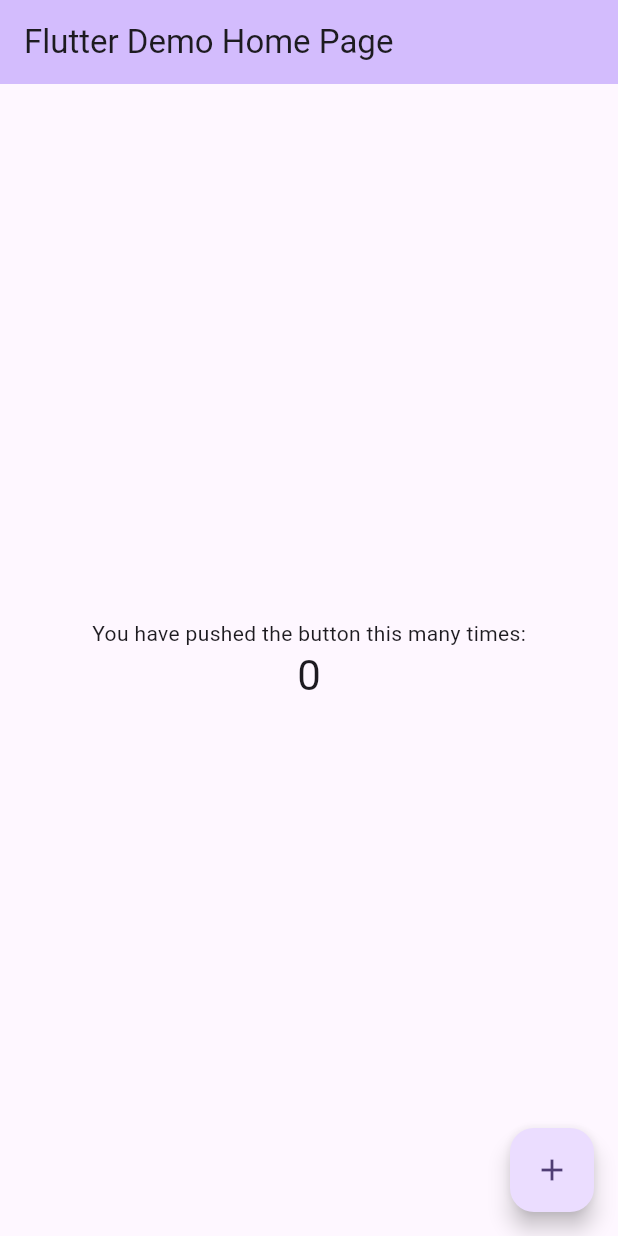
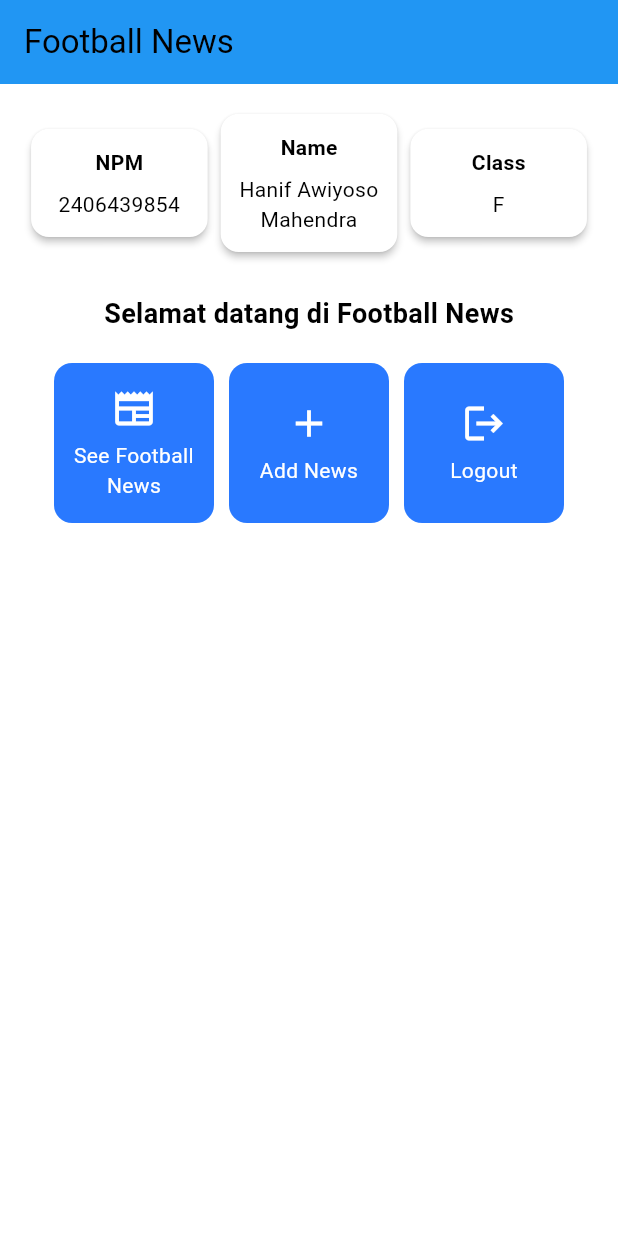
Before and after one commit to HanifMahendra/football-news-mobile, a Flutter app: the screen it shows after launch, on a phone screen of 412 x 824 dp. Run offline on Flutter 3.47's test engine with Material 3 defaults, Android fonts, the phone set to English and light mode, and no system bars.

Commit message:
Tutorial 6 selesai

```diff
--- a/lib/main.dart
+++ b/lib/main.dart
@@ -1,4 +1,5 @@
 import 'package:flutter/material.dart';
+import 'package:football_news/menu.dart';
 
 void main() {
   runApp(const MyApp());
@@ -13,110 +14,10 @@ class MyApp extends StatelessWidget {
     return MaterialApp(
       title: 'Flutter Demo',
       theme: ThemeData(
-        // This is the theme of your application.
-        //
-        // TRY THIS: Try running your application with "flutter run". You'll see
-        // the application has a purple toolbar. Then, without quitting the app,
-        // try changing the seedColor in the colorScheme below to Colors.green
-        // and then invoke "hot reload" (save your changes or press the "hot
-        // reload" button in a Flutter-supported IDE, or press "r" if you used
-        // the command line to start the app).
-        //
-        // Notice that the counter didn't reset back to zero; the application
-        // state is not lost during the reload. To reset the state, use hot
-        // restart instead.
-        //
-        // This works for code too, not just values: Most code changes can be
-        // tested with just a hot reload.
-        colorScheme: ColorScheme.fromSeed(seedColor: Colors.deepPurple),
+        colorScheme: ColorScheme.fromSwatch(primarySwatch: Colors.blue)
+            .copyWith(secondary: Colors.blueAccent[400]),
       ),
-      home: const MyHomePage(title: 'Flutter Demo Home Page'),
+      home: MyHomePage(),
     );
   }
 }
-
-class MyHomePage extends StatefulWidget {
-  const MyHomePage({super.key, required this.title});
-
-  // This widget is the home page of your application. It is stateful, meaning
-  // that it has a State object (defined below) that contains fields that affect
-  // how it looks.
-
-  // This class is the configuration for the state. It holds the values (in this
-  // case the title) provided by the parent (in this case the App widget) and
-  // used by the build method of the State. Fields in a Widget subclass are
-  // always marked "final".
-
-  final String title;
-
-  @override
-  State<MyHomePage> createState() => _MyHomePageState();
-}
-
-class _MyHomePageState extends State<MyHomePage> {
-  int _counter = 0;
-
-  void _incrementCounter() {
-    setState(() {
-      // This call to setState tells the Flutter framework that something has
-      // changed in this State, which causes it to rerun the build method below
-      // so that the display can reflect the updated values. If we changed
-      // _counter without calling setState(), then the build method would not be
-      // called again, and so nothing would appear to happen.
-      _counter++;
-    });
-  }
-
-  @override
-  Widget build(BuildContext context) {
-    // This method is rerun every time setState is called, for instance as done
-    // by the _incrementCounter method above.
-    //
-    // The Flutter framework has been optimized to make rerunning build methods
-    // fast, so that you can just rebuild anything that needs updating rather
-    // than having to individually change instances of widgets.
-    return Scaffold(
-      appBar: AppBar(
-        // TRY THIS: Try changing the color here to a specific color (to
-        // Colors.amber, perhaps?) and trigger a hot reload to see the AppBar
-        // change color while the other colors stay the same.
-        backgroundColor: Theme.of(context).colorScheme.inversePrimary,
-        // Here we take the value from the MyHomePage object that was created by
-        // the App.build method, and use it to set our appbar title.
-        title: Text(widget.title),
-      ),
-      body: Center(
-        // Center is a layout widget. It takes a single child and positions it
-        // in the middle of the parent.
-        child: Column(
-          // Column is also a layout widget. It takes a list of children and
-          // arranges them vertically. By default, it sizes itself to fit its
-          // children horizontally, and tries to be as tall as its parent.
-          //
-          // Column has various properties to control how it sizes itself and
-          // how it positions its children. Here we use mainAxisAlignment to
-          // center the children vertically; the main axis here is the vertical
-          // axis because Columns are vertical (the cross axis would be
-          // horizontal).
-          //
-          // TRY THIS: Invoke "debug painting" (choose the "Toggle Debug Paint"
-          // action in the IDE, or press "p" in the console), to see the
-          // wireframe for each widget.
-          mainAxisAlignment: MainAxisAlignment.center,
-          children: <Widget>[
-            const Text('You have pushed the button this many times:'),
-            Text(
-              '$_counter',
-              style: Theme.of(context).textTheme.headlineMedium,
-            ),
-          ],
-        ),
-      ),
-      floatingActionButton: FloatingActionButton(
-        onPressed: _incrementCounter,
-        tooltip: 'Increment',
-        child: const Icon(Icons.add),
-      ), // This trailing comma makes auto-formatting nicer for build methods.
-    );
-  }
-}
--- /dev/null
+++ b/lib/menu.dart
@@ -0,0 +1,128 @@
+import 'package:flutter/material.dart';
+
+class MyHomePage extends StatelessWidget {
+  const MyHomePage({super.key});
+
+  final String nama = "Hanif Awiyoso Mahendra";
+  final String npm = "2406439854";
+  final String kelas = "F";
+
+  final List<ItemHomepage> items = const [
+    ItemHomepage("See Football News", Icons.newspaper),
+    ItemHomepage("Add News", Icons.add),
+    ItemHomepage("Logout", Icons.logout),
+  ];
+
+  @override
+  Widget build(BuildContext context) {
+    return Scaffold(
+      appBar: AppBar(
+        title: const Text('Football News'),
+        backgroundColor: Theme.of(context).colorScheme.primary,
+      ),
+      body: Padding(
+        padding: const EdgeInsets.all(16.0),
+        child: Column(
+          children: [
+            Row(
+              mainAxisAlignment: MainAxisAlignment.spaceEvenly,
+              children: [
+                InfoCard(title: 'NPM', content: npm),
+                InfoCard(title: 'Name', content: nama),
+                InfoCard(title: 'Class', content: kelas),
+              ],
+            ),
+            const SizedBox(height: 16.0),
+            const Padding(
+              padding: EdgeInsets.only(top: 8.0),
+              child: Text(
+                'Selamat datang di Football News',
+                style: TextStyle(fontWeight: FontWeight.bold, fontSize: 18.0),
+              ),
+            ),
+            Expanded(
+              child: GridView.count(
+                padding: const EdgeInsets.all(20),
+                crossAxisCount: 3,
+                crossAxisSpacing: 10,
+                mainAxisSpacing: 10,
+                children: items.map((item) => ItemCard(item)).toList(),
+              ),
+            ),
+          ],
+        ),
+      ),
+    );
+  }
+}
+
+class InfoCard extends StatelessWidget {
+  final String title;
+  final String content;
+
+  const InfoCard({super.key, required this.title, required this.content});
+
+  @override
+  Widget build(BuildContext context) {
+    return Card(
+      elevation: 2.0,
+      child: Container(
+        width: MediaQuery.of(context).size.width / 3.5,
+        padding: const EdgeInsets.all(12.0),
+        child: Column(
+          mainAxisSize: MainAxisSize.min,
+          children: [
+            Text(title, style: const TextStyle(fontWeight: FontWeight.bold)),
+            const SizedBox(height: 8.0),
+            Text(content, textAlign: TextAlign.center),
+          ],
+        ),
+      ),
+    );
+  }
+}
+
+class ItemHomepage {
+  final String name;
+  final IconData icon;
+  const ItemHomepage(this.name, this.icon);
+}
+
+class ItemCard extends StatelessWidget {
+  final ItemHomepage item;
+  const ItemCard(this.item, {super.key});
+
+  @override
+  Widget build(BuildContext context) {
+    return Material(
+      color: Theme.of(context).colorScheme.secondary,
+      shape: RoundedRectangleBorder(borderRadius: BorderRadius.circular(12)),
+      child: InkWell(
+        borderRadius: BorderRadius.circular(12),
+        onTap: () {
+          ScaffoldMessenger.of(context)
+            ..hideCurrentSnackBar()
+            ..showSnackBar(
+              SnackBar(content: Text("Kamu telah menekan tombol ${item.name}!")),
+            );
+        },
+        child: Container(
+          padding: const EdgeInsets.all(8),
+          child: Center(
+            child: Column(
+              mainAxisSize: MainAxisSize.min,
+              mainAxisAlignment: MainAxisAlignment.center,
+              children: [
+                Icon(item.icon, color: Colors.white, size: 30.0),
+                const SizedBox(height: 6),
+                Text(item.name,
+                    textAlign: TextAlign.center,
+                    style: const TextStyle(color: Colors.white)),
+              ],
+            ),
+          ),
+        ),
+      ),
+    );
+  }
+}
```
